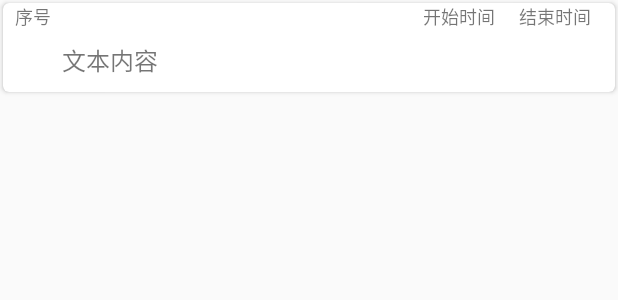
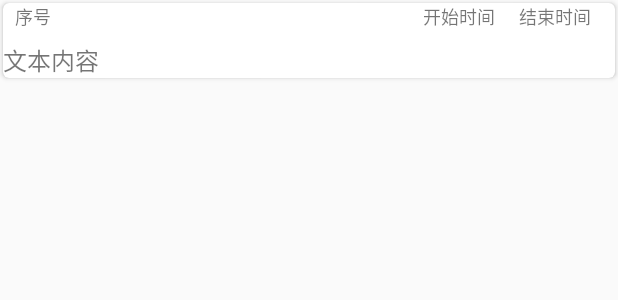
Before and after one commit to liangwuqiang/LrcPlayer, an Android app: the layout lrc_item.xml on its own in the app's theme, with its tools: preview values and no code run, on a phone screen of 412 x 824 dp. Shown: the top 300 px of the screen. Run offline under Robolectric (Android 15) with nearby library versions, the phone set to English and light mode, and no system bars.

```diff
--- a/app/src/main/java/com/slwy/lwq/lrcplayer/LrcUtil.java
+++ b/app/src/main/java/com/slwy/lwq/lrcplayer/LrcUtil.java
@@ -23,9 +23,10 @@ public class LrcUtil {
     private int curLocation = 0;  //当前位置
     private int maxRecordNum = 0;  //最大记录个数
 
-    LrcUtil(File lrcFile, int theLastTime){
+    LrcUtil(String lrcFilePath, int theLastTime){
         mTheLastTime = theLastTime;
         recordList = new ArrayList<>();
+        File lrcFile = new File(lrcFilePath);
         openLrcFile(lrcFile);
     }
 
--- a/app/src/main/res/layout/lrc_item.xml
+++ b/app/src/main/res/layout/lrc_item.xml
@@ -43,7 +43,7 @@
         <TextView
             android:id="@+id/stop_time"
             android:layout_width="wrap_content"
-            android:layout_height="15dp"
+            android:layout_height="wrap_content"
             android:layout_marginBottom="8dp"
             android:layout_marginEnd="16dp"
             android:layout_marginRight="16dp"
@@ -57,8 +57,8 @@
 
         <TextView
             android:id="@+id/lrc_text"
-            android:layout_width="331dp"
-            android:layout_height="33dp"
+            android:layout_width="match_parent"
+            android:layout_height="wrap_content"
             android:textSize="16sp"
             android:text="文本内容"
             app:layout_constraintBottom_toBottomOf="parent"
```
Also changed, not shown: app/src/main/java/com/slwy/lwq/lrcplayer/MainActivity.java (+25 -19 lines).
